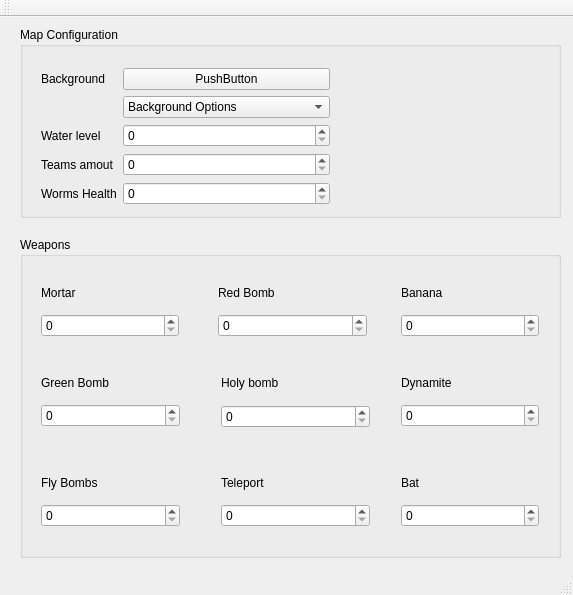
The window that editor/editorlauncher/editor_launcher.ui (gabyrobles93/worms-game-remake) describes before a commit, drawn with Qt 5.
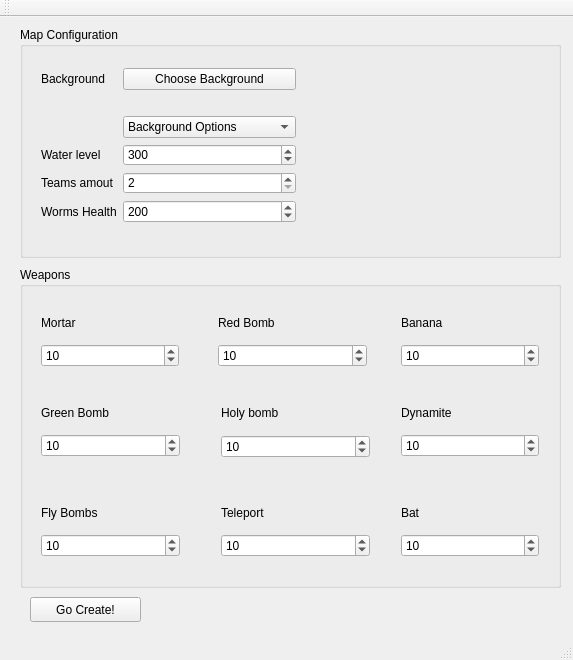
The same window after the commit. Icons and pictures are not drawn.

Commit message: EL LAUNCHER DEL EDITOR AVANZA A PASOS AGIGANTADOS XD

```diff
--- a/editor/editorlauncher/editor_launcher.ui
+++ b/editor/editorlauncher/editor_launcher.ui
@@ -7,7 +7,7 @@
     <x>0</x>
     <y>0</y>
     <width>573</width>
-    <height>595</height>
+    <height>660</height>
    </rect>
   </property>
   <property name="windowTitle">
@@ -18,7 +18,7 @@
     <property name="geometry">
      <rect>
       <x>20</x>
-      <y>220</y>
+      <y>250</y>
       <width>541</width>
       <height>321</height>
      </rect>
@@ -58,7 +58,14 @@
        </layout>
       </item>
       <item>
-       <widget class="QSpinBox" name="mortar_ammo"/>
+       <widget class="QSpinBox" name="mortar_ammo">
+        <property name="maximum">
+         <number>999999999</number>
+        </property>
+        <property name="value">
+         <number>10</number>
+        </property>
+       </widget>
       </item>
      </layout>
     </widget>
@@ -94,7 +101,14 @@
        </layout>
       </item>
       <item>
-       <widget class="QSpinBox" name="green_bomb_ammo"/>
+       <widget class="QSpinBox" name="green_bomb_ammo">
+        <property name="maximum">
+         <number>999999999</number>
+        </property>
+        <property name="value">
+         <number>10</number>
+        </property>
+       </widget>
       </item>
      </layout>
     </widget>
@@ -130,7 +144,14 @@
        </layout>
       </item>
       <item>
-       <widget class="QSpinBox" name="red_bomb_ammo"/>
+       <widget class="QSpinBox" name="red_bomb_ammo">
+        <property name="maximum">
+         <number>999999999</number>
+        </property>
+        <property name="value">
+         <number>10</number>
+        </property>
+       </widget>
       </item>
      </layout>
     </widget>
@@ -166,7 +187,14 @@
        </layout>
       </item>
       <item>
-       <widget class="QSpinBox" name="holy_bomb_ammo"/>
+       <widget class="QSpinBox" name="holy_bomb_ammo">
+        <property name="maximum">
+         <number>999999999</number>
+        </property>
+        <property name="value">
+         <number>10</number>
+        </property>
+       </widget>
       </item>
      </layout>
     </widget>
@@ -202,7 +230,14 @@
        </layout>
       </item>
       <item>
-       <widget class="QSpinBox" name="banana_ammo"/>
+       <widget class="QSpinBox" name="banana_ammo">
+        <property name="maximum">
+         <number>999999999</number>
+        </property>
+        <property name="value">
+         <number>10</number>
+        </property>
+       </widget>
       </item>
      </layout>
     </widget>
@@ -238,7 +273,14 @@
        </layout>
       </item>
       <item>
-       <widget class="QSpinBox" name="dynamite_ammo"/>
+       <widget class="QSpinBox" name="dynamite_ammo">
+        <property name="maximum">
+         <number>999999999</number>
+        </property>
+        <property name="value">
+         <number>10</number>
+        </property>
+       </widget>
       </item>
      </layout>
     </widget>
@@ -274,7 +316,14 @@
        </layout>
       </item>
       <item>
-       <widget class="QSpinBox" name="fly_bombs_ammo"/>
+       <widget class="QSpinBox" name="fly_bombs_ammo">
+        <property name="maximum">
+         <number>999999999</number>
+        </property>
+        <property name="value">
+         <number>10</number>
+        </property>
+       </widget>
       </item>
      </layout>
     </widget>
@@ -314,7 +363,14 @@
        </layout>
       </item>
       <item>
-       <widget class="QSpinBox" name="teleport_ammo"/>
+       <widget class="QSpinBox" name="teleport_ammo">
+        <property name="maximum">
+         <number>999999999</number>
+        </property>
+        <property name="value">
+         <number>10</number>
+        </property>
+       </widget>
       </item>
      </layout>
     </widget>
@@ -350,7 +406,14 @@
        </layout>
       </item>
       <item>
-       <widget class="QSpinBox" name="bat_ammo"/>
+       <widget class="QSpinBox" name="bat_ammo">
+        <property name="maximum">
+         <number>999999999</number>
+        </property>
+        <property name="value">
+         <number>10</number>
+        </property>
+       </widget>
       </item>
      </layout>
     </widget>
@@ -361,7 +424,7 @@
       <x>20</x>
       <y>10</y>
       <width>541</width>
-      <height>191</height>
+      <height>231</height>
      </rect>
     </property>
     <property name="title">
@@ -372,8 +435,8 @@
       <rect>
        <x>10</x>
        <y>30</y>
-       <width>311</width>
-       <height>174</height>
+       <width>277</width>
+       <height>177</height>
       </rect>
      </property>
      <layout class="QFormLayout" name="layout_map_config">
@@ -384,7 +447,14 @@
         </property>
        </widget>
       </item>
-      <item row="1" column="1">
+      <item row="0" column="1">
+       <widget class="QPushButton" name="background_path">
+        <property name="text">
+         <string>Choose Background</string>
+        </property>
+       </widget>
+      </item>
+      <item row="2" column="1">
        <widget class="QComboBox" name="background_options">
         <item>
          <property name="text">
@@ -408,45 +478,114 @@
         </item>
        </widget>
       </item>
-      <item row="2" column="0">
+      <item row="3" column="0">
        <widget class="QLabel" name="label_water_level">
         <property name="text">
          <string>Water level</string>
         </property>
        </widget>
       </item>
-      <item row="3" column="0">
+      <item row="3" column="1">
+       <widget class="QSpinBox" name="water_level">
+        <property name="minimum">
+         <number>100</number>
+        </property>
+        <property name="maximum">
+         <number>1000</number>
+        </property>
+        <property name="value">
+         <number>300</number>
+        </property>
+       </widget>
+      </item>
+      <item row="4" column="0">
        <widget class="QLabel" name="label_Teams_amount">
         <property name="text">
          <string>Teams amout</string>
         </property>
        </widget>
       </item>
-      <item row="4" column="0">
+      <item row="4" column="1">
+       <widget class="QSpinBox" name="teams_amount">
+        <property name="minimum">
+         <number>2</number>
+        </property>
+        <property name="maximum">
+         <number>3</number>
+        </property>
+       </widget>
+      </item>
+      <item row="5" column="0">
        <widget class="QLabel" name="labels_worms_health">
         <property name="text">
          <string>Worms Health</string>
         </property>
        </widget>
       </item>
-      <item row="0" column="1">
-       <widget class="QPushButton" name="background_path">
+      <item row="5" column="1">
+       <widget class="QSpinBox" name="worms_health">
+        <property name="minimum">
+         <number>1</number>
+        </property>
+        <property name="maximum">
+         <number>400</number>
+        </property>
+        <property name="value">
+         <number>200</number>
+        </property>
+       </widget>
+      </item>
+      <item row="1" column="1">
+       <widget class="QLabel" name="label">
         <property name="text">
-         <string>PushButton</string>
+         <string/>
         </property>
        </widget>
       </item>
-      <item row="2" column="1">
-       <widget class="QSpinBox" name="water_levle"/>
-      </item>
-      <item row="3" column="1">
-       <widget class="QSpinBox" name="teams_amount"/>
-      </item>
-      <item row="4" column="1">
-       <widget class="QSpinBox" name="worms_health"/>
-      </item>
      </layout>
     </widget>
+    <widget class="QLabel" name="label_background_path">
+     <property name="geometry">
+      <rect>
+       <x>10</x>
+       <y>60</y>
+       <width>531</width>
+       <height>21</height>
+      </rect>
+     </property>
+     <property name="text">
+      <string/>
+     </property>
+    </widget>
+   </widget>
+   <widget class="QPushButton" name="go_create">
+    <property name="geometry">
+     <rect>
+      <x>30</x>
+      <y>580</y>
+      <width>111</width>
+      <height>25</height>
+     </rect>
+    </property>
+    <property name="text">
+     <string>Go Create!</string>
+    </property>
+   </widget>
+   <widget class="QLabel" name="label_errors">
+    <property name="geometry">
+     <rect>
+      <x>150</x>
+      <y>580</y>
+      <width>411</width>
+      <height>20</height>
+     </rect>
+    </property>
+    <property name="text">
+     <string>&lt;html&gt;&lt;head/&gt;&lt;body&gt;&lt;p&gt;&lt;span style=&quot; color:#ef2929;&quot;&gt;&lt;br/&gt;&lt;/span&gt;&lt;/p&gt;&lt;/body&gt;&lt;/html&gt;</string>
+    </property>
+    <property name="textFormat">
+     <enum>Qt::RichText</enum>
+    </property>
    </widget>
   </widget>
   <widget class="QMenuBar" name="menuBar">
```
The commit also changes 20 other files.
